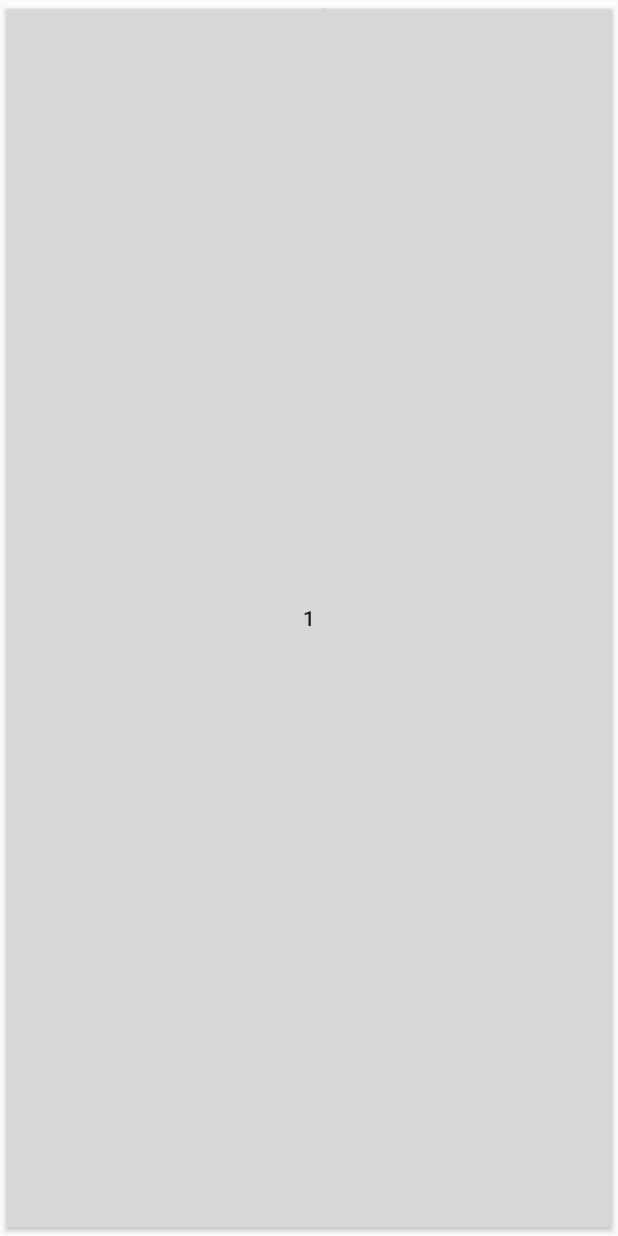
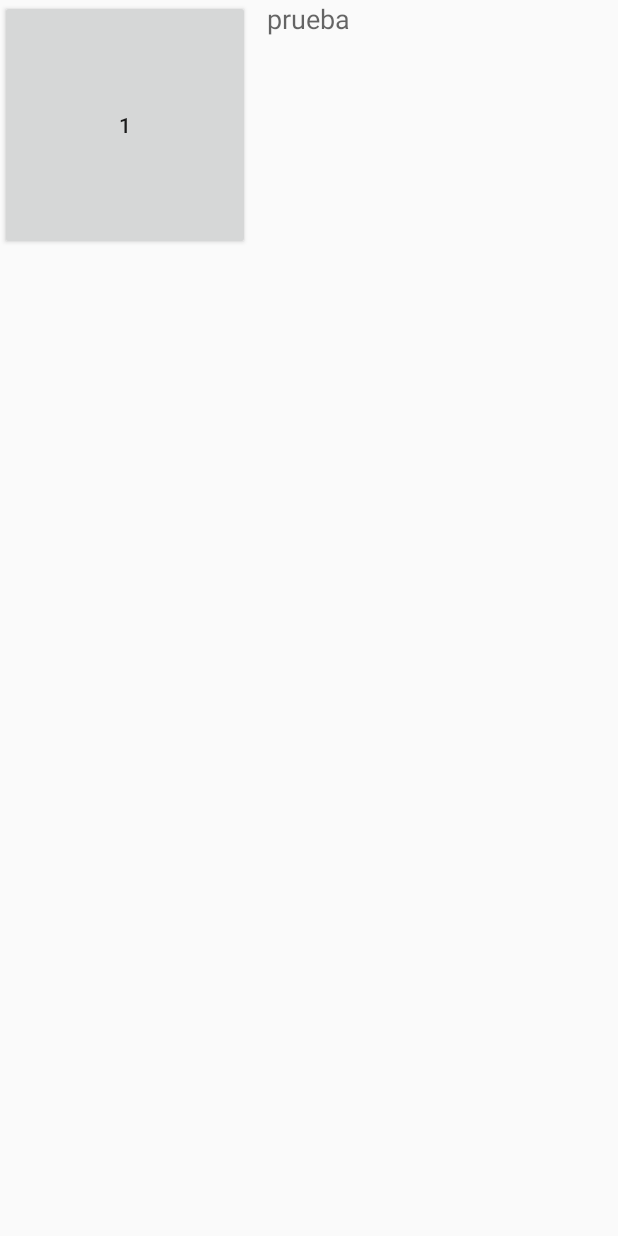
Before and after one commit to PabloGuillermoCV/UniChat, an Android app: the screen it shows after launch once a user with an empty profile is signed in (SalasChat), on a phone screen of 412 x 824 dp. Run offline under Robolectric (Android 15) with nearby library versions, the phone set to English and light mode, and no system bars; our stand-ins replace Firebase (no records; nobody signed in at launch, a user with empty details on screens opened directly); libraries missing offline, so code that uses them is left out: com.firebase.ui.

Commit message:
app anda

```diff
--- a/app/src/main/AndroidManifest.xml
+++ b/app/src/main/AndroidManifest.xml
@@ -29,6 +29,9 @@
                 <category android:name="android.intent.category.LAUNCHER" />
             </intent-filter>
         </activity>
+        <activity android:name=".Registro"></activity>
+        <activity android:name=".pagina"></activity>
+        <activity android:name=".Perfil"></activity>
     </application>
 
 </manifest>
--- a/app/src/main/java/ceballosvitalepabloguillermosacomanifrancogomeztoms/unichat/BotonSala.java
+++ b/app/src/main/java/ceballosvitalepabloguillermosacomanifrancogomeztoms/unichat/BotonSala.java
@@ -30,8 +30,8 @@ public abstract class BotonSala implements View.OnClickListener {
      * @param s Nombre del botón presionado, usado para enviar data extra a la sala y poder setearla correctamente con el chat correspondiente
      */
     public void irSalaX(View view, String s) {
-        Intent Sala = new Intent (padre, ChatEscrito.class);
-        Sala.putExtra("NOMBRE",s); //antes de iniciar la actividad, le digo al Intent que guarde un extra, esto ayudará a setear el chat correspondiente
+        Intent Sala = new Intent (padre, Perfil.class);
+        //Sala.putExtra("NOMBRE",s); //antes de iniciar la actividad, le digo al Intent que guarde un extra, esto ayudará a setear el chat correspondiente
         padre.startActivity(Sala); //le digo a la actividad a la cual pertenezco que inicie el intent de actividad por mi
     }
 
--- a/app/src/main/java/ceballosvitalepabloguillermosacomanifrancogomeztoms/unichat/Perfil.java
+++ b/app/src/main/java/ceballosvitalepabloguillermosacomanifrancogomeztoms/unichat/Perfil.java
@@ -14,7 +14,7 @@ import com.google.firebase.auth.FirebaseUser;
 
 
 
-class Perfil extends AppCompatActivity implements View.OnClickListener {
+public class Perfil extends AppCompatActivity implements View.OnClickListener {
 
     //Objeto Firebase Auth
     private FirebaseAuth firebaseAuth;
@@ -71,5 +71,6 @@ class Perfil extends AppCompatActivity implements View.OnClickListener {
             //me voy a la actividad de SalasChat
             startActivity(new Intent(this, SalasChat.class));
         }
+
     }
 }
--- a/app/src/main/res/layout/activity_salas_chat.xml
+++ b/app/src/main/res/layout/activity_salas_chat.xml
@@ -10,6 +10,6 @@
         android:textAppearance="@style/TextAppearance.AppCompat.Medium"
         android:text="@string/instructions"/>
     <android.support.v4.view.ViewPager android:id="@+id/viewPager"
-        android:layout_width="match_parent"
-        android:layout_height="match_parent" />
+        android:layout_width="350px"
+        android:layout_height="350px" />
 </RelativeLayout>
--- a/app/src/main/res/layout/pagina.xml
+++ b/app/src/main/res/layout/pagina.xml
@@ -6,9 +6,9 @@
     tools:context="ceballosvitalepabloguillermosacomanifrancogomeztoms.unichat.pagina">
 
     <Button
-        android:layout_width="match_parent"
+        android:layout_width="250px"
         android:id="@+id/BotonMateria"
-        android:layout_height="match_parent"
+        android:layout_height="250px"
         android:text="@string/Test_Text"
         android:textAlignment="center"
         android:textAppearance="@style/TextAppearance.AppCompat.Widget.Button"/>
```
Also changed, not shown: app/src/main/java/ceballosvitalepabloguillermosacomanifrancogomeztoms/unichat/Login.java (+5 -2 lines).
